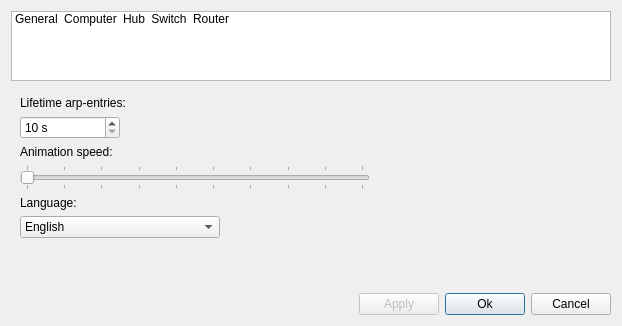
Old version of the form src/forms/settingdialog.ui in the repository Vortm4x/netemul.
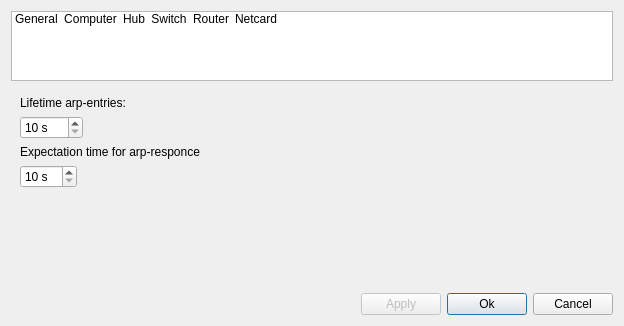
New version of the form. The open tabs and pages were chosen to show the change. Icons and pictures are not drawn.

Diff of the .ui file:
```diff
--- a/src/forms/settingdialog.ui
+++ b/src/forms/settingdialog.ui
@@ -6,7 +6,7 @@
    <rect>
     <x>0</x>
     <y>0</y>
-    <width>618</width>
+    <width>624</width>
     <height>326</height>
    </rect>
   </property>
@@ -115,6 +115,18 @@
        <set>ItemIsSelectable|ItemIsUserCheckable|ItemIsEnabled</set>
       </property>
      </item>
+     <item>
+      <property name="text">
+       <string>Netcard</string>
+      </property>
+      <property name="icon">
+       <iconset resource="../../netemul.qrc">
+        <normaloff>:/im/images/network_nic.png</normaloff>:/im/images/network_nic.png</iconset>
+      </property>
+      <property name="flags">
+       <set>ItemIsSelectable|ItemIsUserCheckable|ItemIsEnabled</set>
+      </property>
+     </item>
     </widget>
    </item>
    <item>
@@ -130,36 +142,6 @@
      </property>
      <widget class="QWidget" name="general">
       <layout class="QVBoxLayout" name="verticalLayout_14">
-       <item>
-        <layout class="QVBoxLayout" name="verticalLayout_2">
-         <item>
-          <widget class="QLabel" name="label">
-           <property name="text">
-            <string>Lifetime arp-entries: </string>
-           </property>
-          </widget>
-         </item>
-         <item>
-          <widget class="QSpinBox" name="sp_ttlArp">
-           <property name="maximumSize">
-            <size>
-             <width>100</width>
-             <height>16777215</height>
-            </size>
-           </property>
-           <property name="suffix">
-            <string> s</string>
-           </property>
-           <property name="minimum">
-            <number>10</number>
-           </property>
-           <property name="maximum">
-            <number>1200</number>
-           </property>
-          </widget>
-         </item>
-        </layout>
-       </item>
        <item>
         <layout class="QVBoxLayout" name="verticalLayout_3">
          <item>
@@ -572,6 +554,95 @@
        </item>
       </layout>
      </widget>
+     <widget class="QWidget" name="netcard">
+      <layout class="QVBoxLayout" name="verticalLayout_16">
+       <item>
+        <layout class="QVBoxLayout" name="verticalLayout_2">
+         <item>
+          <widget class="QLabel" name="label">
+           <property name="text">
+            <string>Lifetime arp-entries: </string>
+           </property>
+          </widget>
+         </item>
+         <item>
+          <widget class="QSpinBox" name="sp_ttlArp">
+           <property name="sizePolicy">
+            <sizepolicy hsizetype="Maximum" vsizetype="Maximum">
+             <horstretch>0</horstretch>
+             <verstretch>0</verstretch>
+            </sizepolicy>
+           </property>
+           <property name="minimumSize">
+            <size>
+             <width>0</width>
+             <height>0</height>
+            </size>
+           </property>
+           <property name="maximumSize">
+            <size>
+             <width>16777215</width>
+             <height>16777215</height>
+            </size>
+           </property>
+           <property name="suffix">
+            <string> s</string>
+           </property>
+           <property name="minimum">
+            <number>10</number>
+           </property>
+           <property name="maximum">
+            <number>1200</number>
+           </property>
+          </widget>
+         </item>
+        </layout>
+       </item>
+       <item>
+        <layout class="QVBoxLayout" name="verticalLayout_15">
+         <item>
+          <widget class="QLabel" name="label_9">
+           <property name="text">
+            <string>Expectation time for arp-responce</string>
+           </property>
+          </widget>
+         </item>
+         <item>
+          <widget class="QSpinBox" name="sp_arpResponce">
+           <property name="sizePolicy">
+            <sizepolicy hsizetype="Maximum" vsizetype="Maximum">
+             <horstretch>0</horstretch>
+             <verstretch>0</verstretch>
+            </sizepolicy>
+           </property>
+           <property name="suffix">
+            <string> s</string>
+           </property>
+           <property name="minimum">
+            <number>10</number>
+           </property>
+           <property name="maximum">
+            <number>300</number>
+           </property>
+          </widget>
+         </item>
+        </layout>
+       </item>
+       <item>
+        <spacer name="verticalSpacer_6">
+         <property name="orientation">
+          <enum>Qt::Vertical</enum>
+         </property>
+         <property name="sizeHint" stdset="0">
+          <size>
+           <width>20</width>
+           <height>29</height>
+          </size>
+         </property>
+        </spacer>
+       </item>
+      </layout>
+     </widget>
     </widget>
    </item>
    <item>
```
Left out of the diff: 17 changed lines with no effect on the pictures.
